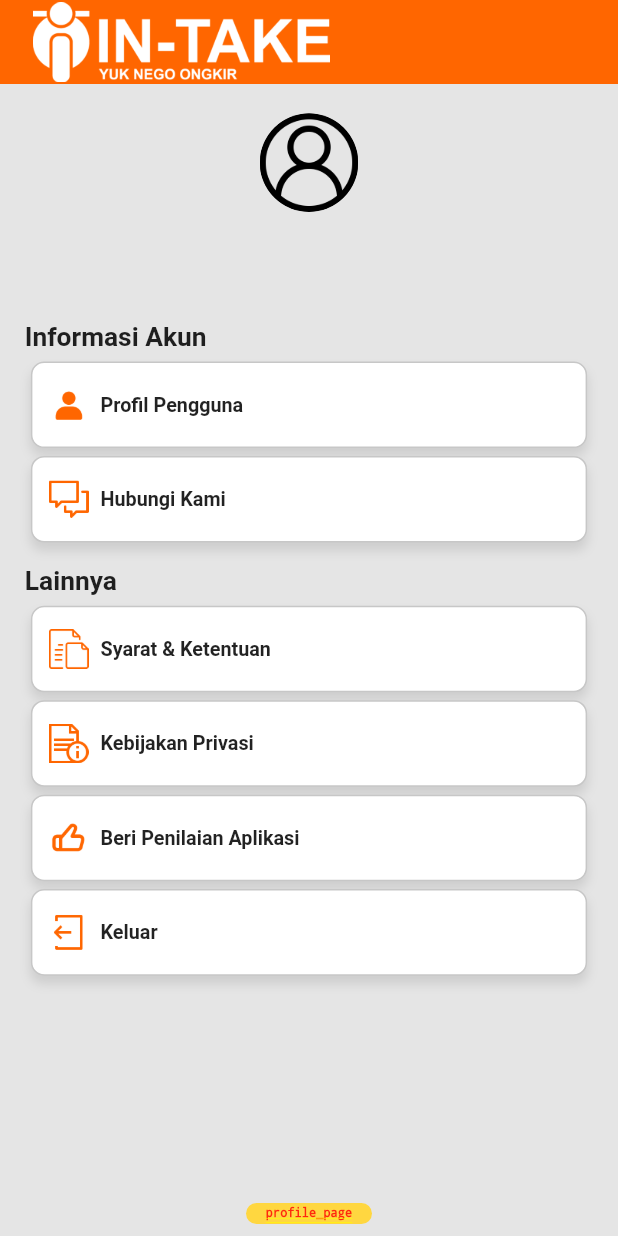
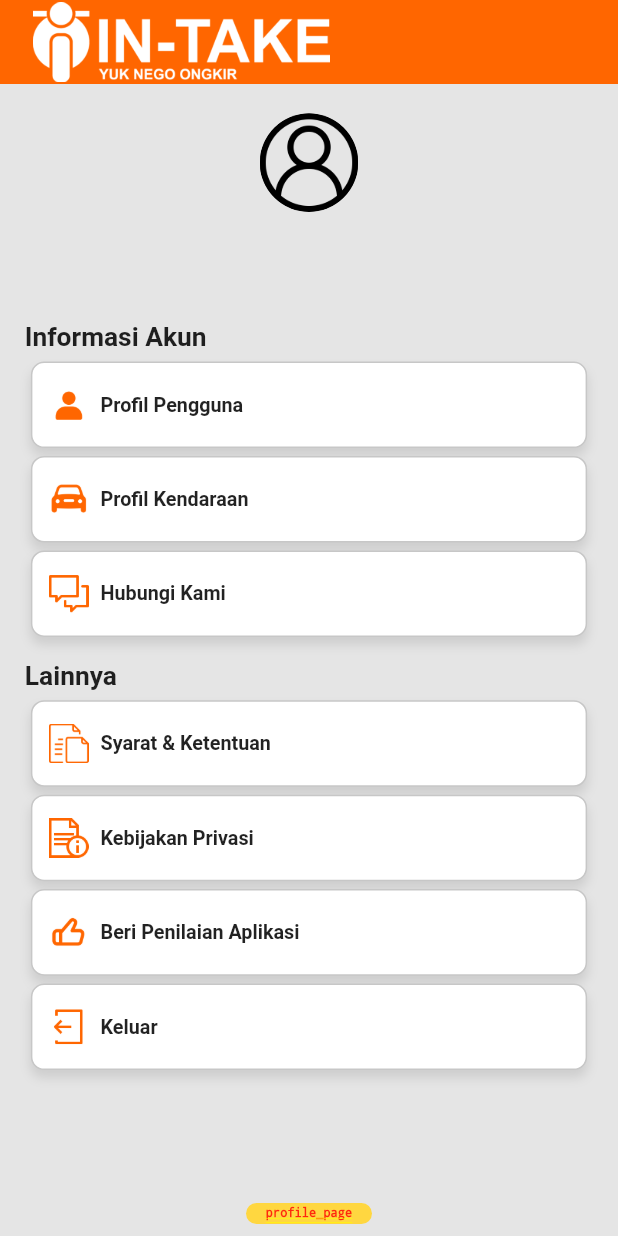
Before and after one commit to mrizkynurfajrie/antaranter-driver, a Flutter app: the PageProfile screen opened by its route, on a phone screen of 412 x 824 dp. Run offline on Flutter 3.47's test engine with Material 2 defaults, Android fonts, the light colour scheme and no system bars; drawn by our look-alikes of cached_network_image; our stand-ins replace device_info, firebase_core, firebase_messaging, flutter_html, flutter_screenutil, flutter_spinkit and 11 more; missing offline and left inert: easy_mask, encrypt; accounts and stored records are empty; network calls fail; Roboto replaces fonts that are missing (DMSans).

Commit message:
add more option in profile

```diff
--- a/lib/features/profile/page_profile.dart
+++ b/lib/features/profile/page_profile.dart
@@ -103,6 +103,14 @@ class PageProfile extends GetView<ControllerProfile> {
               ontap: () {},
               icon: AppIcons.profUser,
               title: 'Profil Pengguna',
+              buttonHeight: Get.height * 0.07,
+              buttonWidth: Get.width * 0.9,
+            ),
+            verticalSpace(5.h),
+            ButtonProfil(
+              ontap: () {},
+              icon: AppIcons.profCar,
+              title: 'Profil Kendaraan',
               buttonHeight: Get.height * 0.07,
               buttonWidth: Get.width * 0.9,
             ),
--- a/lib/shared/constants/assets.dart
+++ b/lib/shared/constants/assets.dart
@@ -17,6 +17,7 @@ class AppIcons {
   static const profPrivacy = 'assets/icons/privacy.png';
   static const profRating = 'assets/icons/rating.png';
   static const profLogout = 'assets/icons/logout.png';
+  static const profCar = 'assets/icons/car.png';
 }
 
 class AppLogos {
```
Also changed, not shown: assets/icons/car.png (added).
